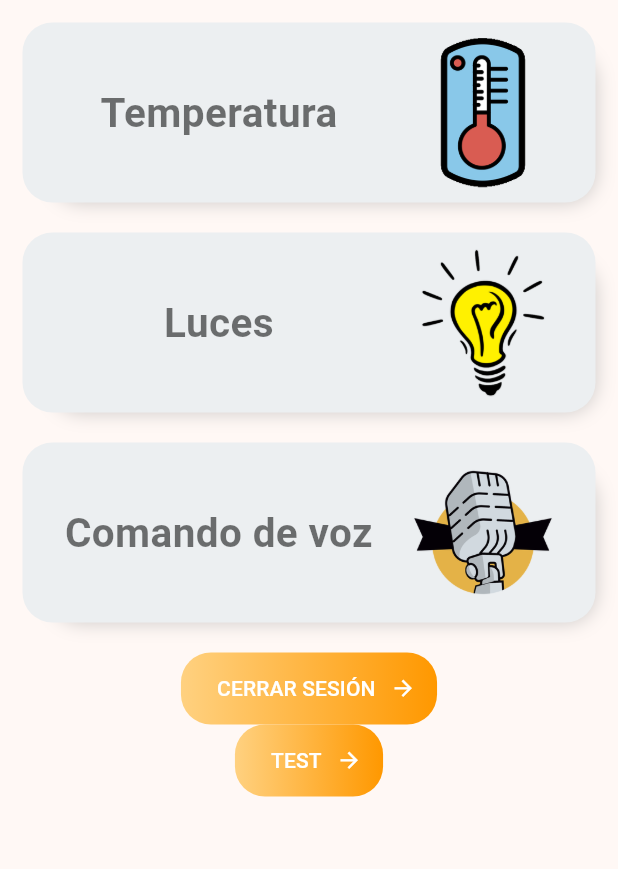
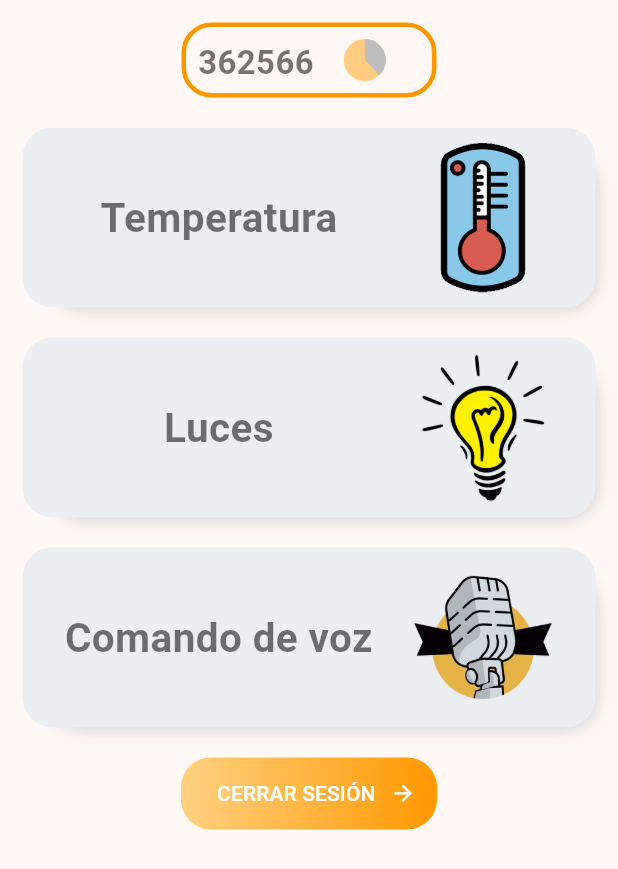
Before and after one commit to DanielJaramillo94/izzyCasa_app, a Flutter app: the screen it shows once a user with an empty profile is signed in, on a phone screen of 412 x 824 dp. Shown: the top 869 px of the screen. Run offline on Flutter 3.47's test engine with Material 2 defaults, Android fonts, the phone set to English and light mode, and no system bars; our stand-ins replace avatar_glow, firebase_auth, firebase_core, get_it, go_router, speech_to_text and 1 more; accounts and stored records are empty.

Commit message:
Create basic dynamic key in home

```diff
--- a/lib/screens/home.screen.dart
+++ b/lib/screens/home.screen.dart
@@ -1,9 +1,8 @@
 import 'package:flutter/material.dart';
 import 'package:izzy_casa_app/providers/auth.provider.dart';
 import 'package:izzy_casa_app/ui/custom_button.dart';
+import 'package:izzy_casa_app/ui/home/dynamic_key/dynamic_key_box.dart';
 import 'package:izzy_casa_app/ui/home/home_card.dart';
-import 'package:izzy_casa_app/utils/custom_http_client.dart';
-import 'package:izzy_casa_app/utils/locator.dart';
 import 'package:provider/provider.dart';
 
 class HomeScreen extends StatelessWidget {
@@ -15,11 +14,14 @@ class HomeScreen extends StatelessWidget {
   Widget build(BuildContext context) {
     return Scaffold(
       body: SafeArea(
+        child: SingleChildScrollView(
           child: Padding(
             padding: const EdgeInsets.all(15.0),
             child: Center(
               child: Column(
                 children: [
+                  const DynamicKeyBox(),
+                  const SizedBox(height: 20),
                   const HomeCard(
                     label: 'Temperatura',
                     image: 'assets/images/home/temperature.png',
@@ -56,20 +58,8 @@ class HomeScreen extends StatelessWidget {
                       }
                     },
                   ),
-                CustomButton(
-                  text: 'TEST',
-                  onPressed: () async {
-                    var httpClient = getIt.get<CustomHttpClient>();
-                    var response = await httpClient.get(
-                      context,
-                      'https://69f2-2800-e2-7b7f-f3f5-ff33-4ad0-318d-7e34.ngrok.io/lights',
-                    );
-                    if (response != null) {
-                      print(response.body);
-                    }
-                  },
-                )
                 ],
+              ),
             ),
           ),
         ),
--- /dev/null
+++ b/lib/ui/home/dynamic_key/circular_timer/circular_timer.dart
@@ -0,0 +1,51 @@
+import 'package:flutter/material.dart';
+import 'package:izzy_casa_app/ui/home/dynamic_key/circular_timer/custom_circle_arc.dart';
+
+class CircularTimer extends StatefulWidget {
+  const CircularTimer({
+    super.key,
+  });
+
+  @override
+  State<CircularTimer> createState() => _CircularTimerState();
+}
+
+class _CircularTimerState extends State<CircularTimer>
+    with SingleTickerProviderStateMixin {
+  late AnimationController _animation;
+
+  @override
+  void initState() {
+    super.initState();
+    _animation = AnimationController(
+      vsync: this,
+      duration: const Duration(seconds: 10),
+    )..repeat();
+  }
+
+  @override
+  void dispose() {
+    _animation.dispose();
+    super.dispose();
+  }
+
+  @override
+  Widget build(BuildContext context) {
+    return Stack(
+      children: [
+        CustomCircleArc(
+          color: Colors.orange.shade200,
+          radians: circleRadians,
+        ),
+        AnimatedBuilder(
+            animation: _animation,
+            builder: (_, __) {
+              return CustomCircleArc(
+                color: Colors.grey.shade400,
+                radians: circleRadians * _animation.value,
+              );
+            }),
+      ],
+    );
+  }
+}
--- /dev/null
+++ b/lib/ui/home/dynamic_key/circular_timer/custom_circle_arc.dart
@@ -0,0 +1,56 @@
+import 'dart:math' as math;
+import 'package:flutter/material.dart';
+
+const double circleRadians = 2 * math.pi;
+
+class CustomCircleArc extends StatelessWidget {
+  final Color color;
+  final double radians;
+
+  const CustomCircleArc({
+    super.key,
+    required this.color,
+    this.radians = circleRadians,
+  });
+
+  @override
+  Widget build(BuildContext context) {
+    return LayoutBuilder(builder: (context, constraints) {
+      var diameter = math.min(constraints.maxWidth, constraints.maxHeight);
+      return CustomPaint(
+        painter: MyPainter(
+          color: color,
+          radians: radians,
+        ),
+        size: Size(diameter, diameter),
+      );
+    });
+  }
+}
+
+class MyPainter extends CustomPainter {
+  final Color color;
+  final double radians;
+
+  const MyPainter({
+    required this.color,
+    required this.radians,
+  });
+
+  @override
+  void paint(Canvas canvas, Size size) {
+    final radius = size.width / 2;
+    final center = Offset(size.width / 2, size.height / 2);
+    Paint paint = Paint()..color = color;
+    canvas.drawArc(
+      Rect.fromCircle(center: center, radius: radius),
+      -circleRadians / 4,
+      radians,
+      true,
+      paint,
+    );
+  }
+
+  @override
+  bool shouldRepaint(CustomPainter oldDelegate) => true;
+}
--- /dev/null
+++ b/lib/ui/home/dynamic_key/dynamic_key_box.dart
@@ -0,0 +1,40 @@
+import 'package:flutter/material.dart';
+import 'package:izzy_casa_app/ui/home/dynamic_key/circular_timer/circular_timer.dart';
+
+class DynamicKeyBox extends StatelessWidget {
+  const DynamicKeyBox({
+    super.key,
+  });
+
+  @override
+  Widget build(BuildContext context) {
+    return Container(
+      height: 50,
+      width: 170,
+      decoration: BoxDecoration(
+        borderRadius: BorderRadius.circular(20),
+        border: Border.all(
+          color: Colors.orange,
+          width: 3.0,
+        ),
+      ),
+      child: const Padding(
+        padding: EdgeInsets.all(8.0),
+        child: Row(
+          children: [
+            Text(
+              '362566',
+              style: TextStyle(
+                fontSize: 22,
+                fontWeight: FontWeight.w700,
+                color: Colors.black54,
+              ),
+            ),
+            SizedBox(width: 20),
+            Expanded(child: CircularTimer())
+          ],
+        ),
+      ),
+    );
+  }
+}
```
Lines whose indentation alone changed are shown as unchanged.
